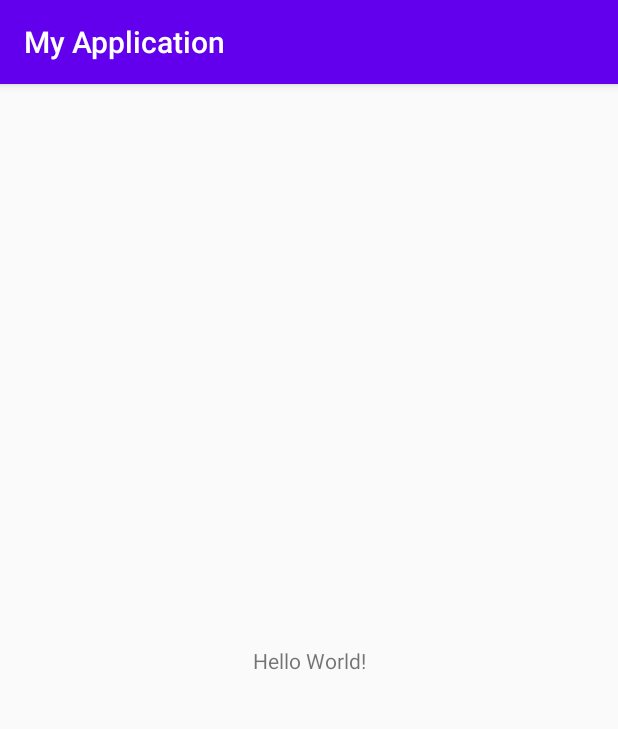
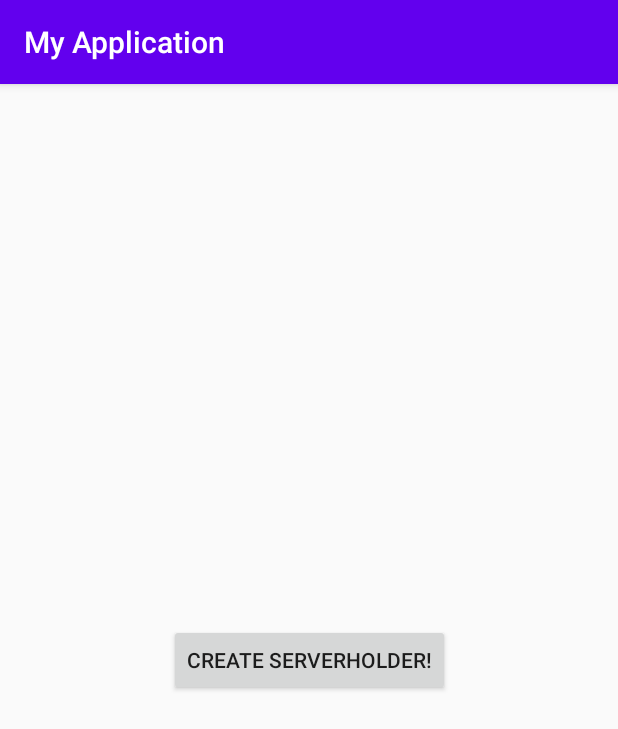
Before and after one commit to chagayh/DataApp, an Android app: the screen it shows after launch (MainActivity), on a phone screen of 412 x 824 dp. Shown: the top 729 px of the screen. Run offline under Robolectric (Android 15) with nearby library versions, the phone set to English and light mode, and no system bars.

Commit message:
added ServerInterface and ServerHolder and checked Singleton

```diff
--- a/app/src/main/java/com/example/myapplication/MainActivity.kt
+++ b/app/src/main/java/com/example/myapplication/MainActivity.kt
@@ -2,11 +2,18 @@ package com.example.myapplication
 
 import androidx.appcompat.app.AppCompatActivity
 import android.os.Bundle
+import android.util.Log
+import android.widget.Button
 
 class MainActivity : AppCompatActivity() {
 
     override fun onCreate(savedInstanceState: Bundle?) {
         super.onCreate(savedInstanceState)
         setContentView(R.layout.activity_main)
+
+        val singletonBtn: Button = findViewById(R.id.singleTonBtn)
+        singletonBtn.setOnClickListener {
+            Log.d("singleton", "singleton location = ${ServerHolder.hashCode()}")
+        }
     }
 }
--- /dev/null
+++ b/app/src/main/java/com/example/myapplication/TokenResponse.kt
@@ -0,0 +1,5 @@
+package com.example.myapplication
+
+data class TokenResponse (
+    private var data: String
+)
--- a/app/src/main/res/layout/activity_main.xml
+++ b/app/src/main/res/layout/activity_main.xml
@@ -6,13 +6,16 @@
     android:layout_height="match_parent"
     tools:context=".MainActivity">
 
-    <TextView
+    <Button
+        android:id="@+id/singleTonBtn"
         android:layout_width="wrap_content"
         android:layout_height="wrap_content"
-        android:text="Hello World!"
+        android:text="create ServerHolder!"
         app:layout_constraintBottom_toBottomOf="parent"
         app:layout_constraintLeft_toLeftOf="parent"
         app:layout_constraintRight_toRightOf="parent"
         app:layout_constraintTop_toTopOf="parent" />
 
+
+
 </androidx.constraintlayout.widget.ConstraintLayout>
```
Also changed, not shown: app/src/main/java/com/example/myapplication/ServerHolder.kt (added, +50 -0 lines), app/src/main/java/com/example/myapplication/ServerInterface.java (added, +27 -0 lines).
